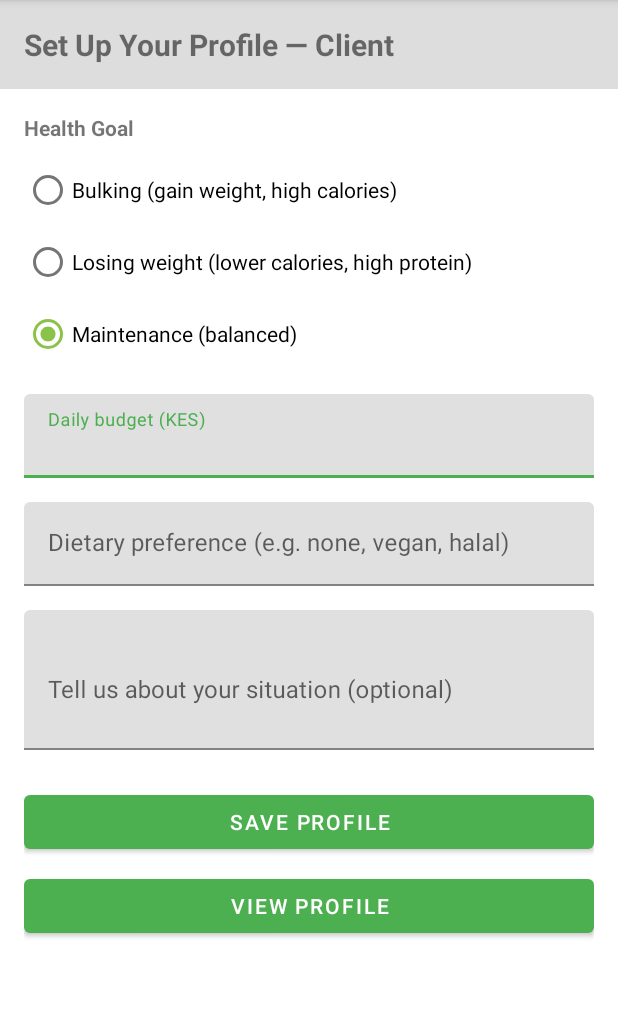
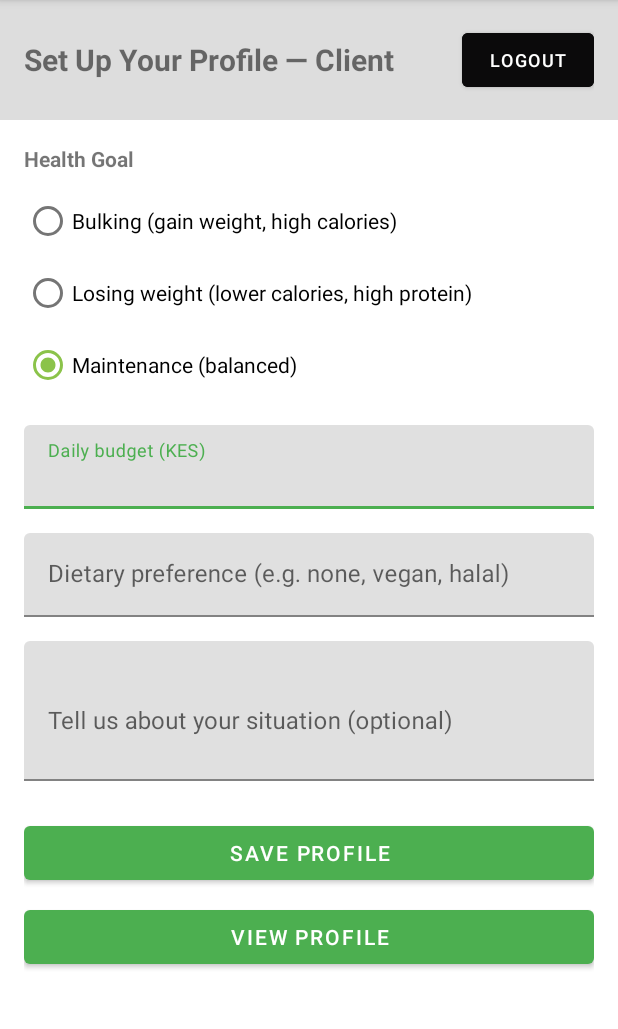
Before and after one commit to BMuturi24/SmartMealPlanner, an Android app: the MainActivity screen opened directly, with no data from a screen before it, on a phone screen of 412 x 824 dp, the part 84-1113 px from its top. Run offline under Robolectric (Android 15) with nearby library versions, the phone set to English and light mode, and no system bars; our stand-ins replace Room's generated code.

Commit message:
Logout Button

```diff
--- a/app/src/main/java/com/example/smartmealplanner/ui/main/MainActivity.kt
+++ b/app/src/main/java/com/example/smartmealplanner/ui/main/MainActivity.kt
@@ -1,11 +1,14 @@
 package com.example.smartmealplanner.ui.main
 
+import android.content.Intent
 import android.os.Bundle
+import android.widget.Button
 import android.widget.TextView
 import android.widget.Toast
 import androidx.appcompat.app.AppCompatActivity
 import androidx.navigation.fragment.NavHostFragment
 import com.example.smartmealplanner.R
+import com.example.smartmealplanner.ui.auth.LoginActivity
 
 class MainActivity : AppCompatActivity() {
 
@@ -17,6 +20,7 @@ class MainActivity : AppCompatActivity() {
         Toast.makeText(this, "Welcome $name", Toast.LENGTH_LONG).show()
 
         val tvHeader = findViewById<TextView>(R.id.tvClientHeader)
+        val btnLogout = findViewById<Button>(R.id.btnLogout)
         val navHost = supportFragmentManager.findFragmentById(R.id.nav_host_fragment) as NavHostFragment
 
         // Update the title bar based on which screen the user is on
@@ -28,5 +32,16 @@ class MainActivity : AppCompatActivity() {
                 else -> "Client Panel — $name"
             }
         }
+
+        // Logout functionality
+        btnLogout.setOnClickListener {
+            // Clear the saved userId
+            getSharedPreferences("mealplanner", MODE_PRIVATE).edit().clear().apply()
+
+            // Redirect to Login and close this activity
+            val intent = Intent(this, LoginActivity::class.java)
+            startActivity(intent)
+            finish()
+        }
     }
 }
--- a/app/src/main/res/layout/activity_main.xml
+++ b/app/src/main/res/layout/activity_main.xml
@@ -6,17 +6,33 @@
     android:orientation="vertical"
     android:fitsSystemWindows="true">
 
-    <!-- Client Header (Title changes dynamically) -->
-    <TextView
-        android:id="@+id/tvClientHeader"
+    <LinearLayout
         android:layout_width="match_parent"
         android:layout_height="wrap_content"
-        android:text="Client Panel"
-        android:textSize="20sp"
-        android:textStyle="bold"
+        android:orientation="horizontal"
+        android:background="#DDDDDD"
         android:padding="16dp"
-        android:background="#DDDDDD"/>
+        android:gravity="center_vertical">
 
+        <TextView
+            android:id="@+id/tvClientHeader"
+            android:layout_width="0dp"
+            android:layout_height="wrap_content"
+            android:layout_weight="1"
+            android:text="Client Panel"
+            android:textSize="20sp"
+            android:textStyle="bold"/>
+
+        <Button
+            android:id="@+id/btnLogout"
+            android:layout_width="wrap_content"
+            android:layout_height="wrap_content"
+            android:text="Logout"
+            android:textSize="12sp"
+            android:backgroundTint="#0B0A0B"/>
+    </LinearLayout>
+
+    <!-- Navigation Host for Fragments -->
     <androidx.fragment.app.FragmentContainerView
         android:id="@+id/nav_host_fragment"
         android:name="androidx.navigation.fragment.NavHostFragment"
```
Also changed, not shown: app/src/main/res/menu/main_menu.xml (added, +7 -0 lines).
